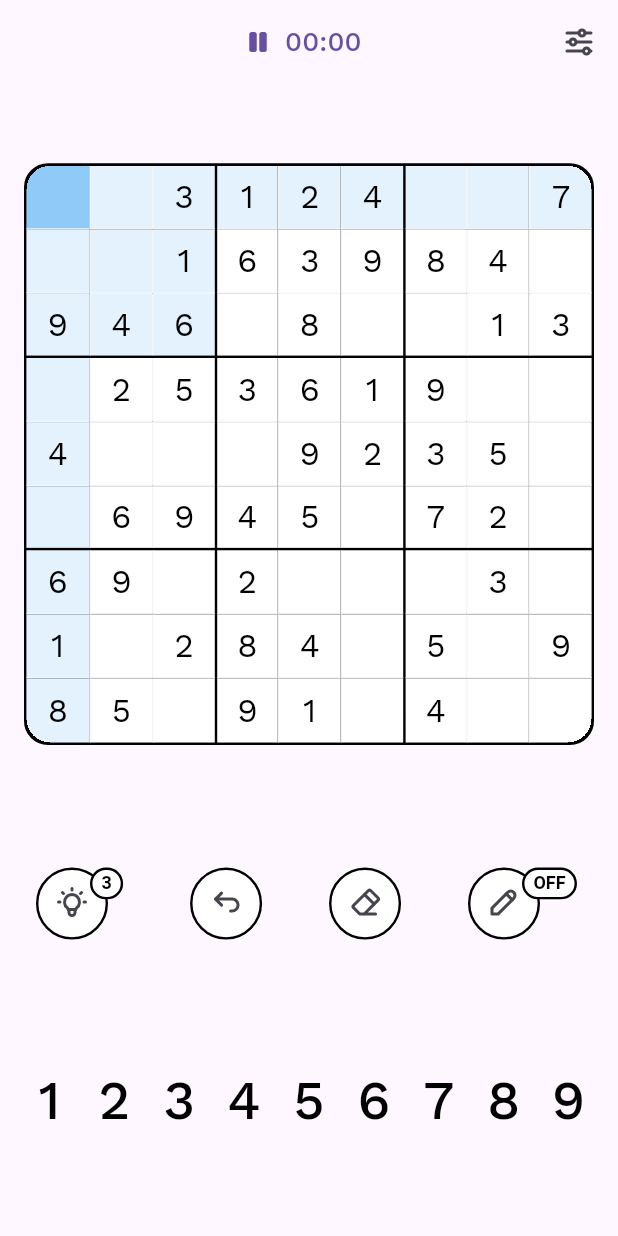
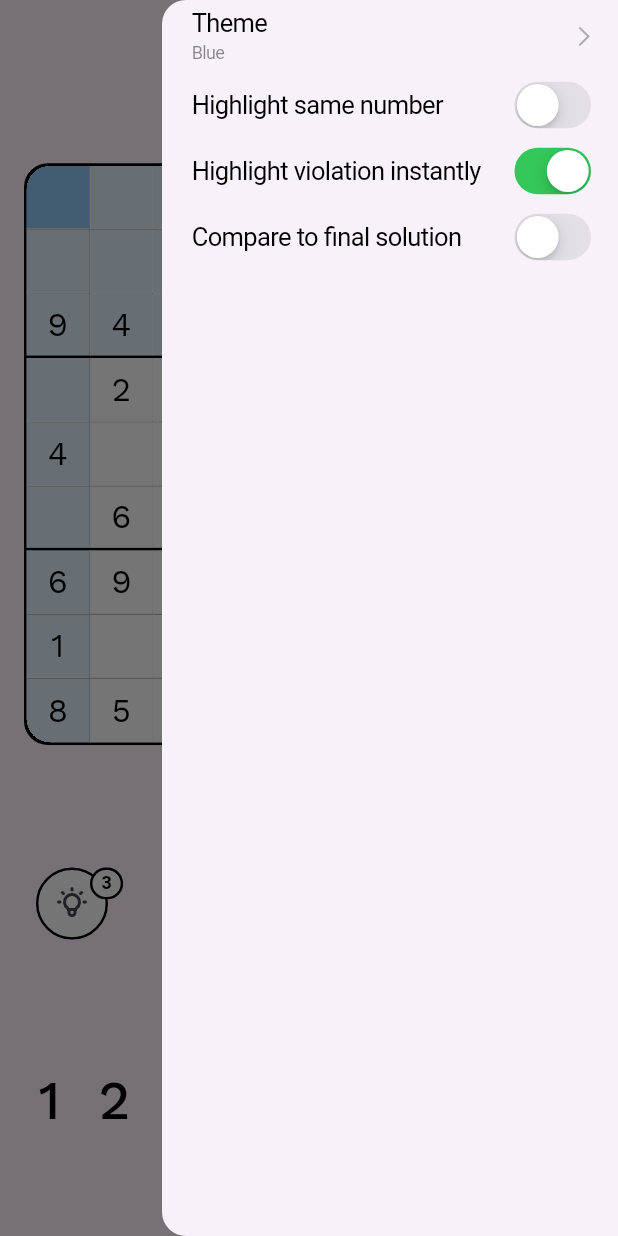
Before and after one commit to cwnuramirah/just-another-sudoku, a Flutter app: the screen it shows after launch, with the side drawer open (before the commit the screen has no drawer), on a phone screen of 412 x 824 dp. Run offline on Flutter 3.47's test engine with Material 2 defaults, Android fonts, the phone set to English and light mode, and no system bars; our stand-ins replace flutter_tabler_icons.

Commit message:
feat(ui): add OptionMenu

```diff
--- a/lib/main.dart
+++ b/lib/main.dart
@@ -1,4 +1,5 @@
 import 'package:flutter/material.dart';
+// import 'package:just_another_sudoku/ui/home_page.dart';
 import 'package:just_another_sudoku/ui/sudoku_page.dart';
 
 void main() {
--- a/lib/ui/keypad.dart
+++ b/lib/ui/keypad.dart
@@ -33,10 +33,10 @@ class Keypad extends StatelessWidget {
               style: TextButton.styleFrom(padding: EdgeInsets.zero),
               child: Text(
                 "${i + 1}",
-                style: const TextStyle(
+                style: TextStyle(
                   fontWeight: FontWeight.w500,
                   fontSize: 36.0,
-                  color: Colors.black,
+                  color: boardModel.noteToggled ? Colors.grey.shade600 : Colors.black,
                 ),
               ),
             ),
--- /dev/null
+++ b/lib/ui/option_menu.dart
@@ -0,0 +1,32 @@
+import 'package:flutter/cupertino.dart';
+// import 'package:flutter/material.dart';
+
+class OptionMenu extends StatelessWidget {
+  const OptionMenu({super.key});
+
+  @override
+  Widget build(BuildContext context) {
+    return Column(
+      mainAxisSize: MainAxisSize.min,
+      children: [
+        const CupertinoListTile(
+          title: Text("Theme"),
+          subtitle: Text("Blue"),
+          trailing: CupertinoListTileChevron(),
+        ),
+        CupertinoListTile(
+          title: const Text("Highlight same number"),
+          trailing: CupertinoSwitch(value: false, onChanged: (value) {}),
+        ),
+        CupertinoListTile(
+          title: const Text("Highlight violation instantly"),
+          trailing: CupertinoSwitch(value: true, onChanged: (value) {}),
+        ),
+        CupertinoListTile(
+          title: const Text("Compare to final solution"),
+          trailing: CupertinoSwitch(value: false, onChanged: (value) {}),
+        ),
+      ],
+    );
+  }
+}
--- a/lib/ui/sudoku_page.dart
+++ b/lib/ui/sudoku_page.dart
@@ -4,6 +4,7 @@ import 'package:just_another_sudoku/data/models/board_model.dart';
 import 'package:just_another_sudoku/data/models/cell_model.dart';
 import 'package:just_another_sudoku/logic/time_handler.dart';
 import 'package:just_another_sudoku/ui/keypad.dart';
+import 'package:just_another_sudoku/ui/option_menu.dart';
 import 'package:just_another_sudoku/ui/sudoku_board.dart';
 import 'package:just_another_sudoku/ui/timer.dart';
 import 'package:just_another_sudoku/ui/toolbar.dart';
@@ -20,13 +21,38 @@ class SudokuPage extends StatelessWidget {
         ChangeNotifierProvider(create: (context) => CellModel()),
         ChangeNotifierProvider(create: (context) => TimeHandler()),
       ],
+      child: Builder(builder: (context) {
+        final timeHandler = Provider.of<TimeHandler>(context, listen: false);
+        final boardModel = Provider.of<BoardModel>(context, listen: false);
 
-      child: Scaffold(
+        return Scaffold(
           appBar: AppBar(
             centerTitle: true,
             title: const TimerButton(),
-          actions: const [Menu()],
+            actions: [
+              Builder(
+                builder: (context) {
+                  return Menu(onPressed: () {
+                    Scaffold.of(context).openEndDrawer();
+
+                    if (timeHandler.isRunning) {
+                      timeHandler.stop();
+                      boardModel.toggleHide();
+                    }
+                  });
+                },
               ),
+            ],
+          ),
+          onEndDrawerChanged: (isOpened) {
+            if (!isOpened) {
+              if (!timeHandler.isRunning) {
+                timeHandler.start();
+                boardModel.toggleHide();
+              }
+            }
+          },
+          endDrawer: const Drawer(child: OptionMenu()),
           body: const SafeArea(
             child: Padding(
               padding: EdgeInsets.symmetric(horizontal: 16.0),
@@ -47,18 +73,21 @@ class SudokuPage extends StatelessWidget {
               ),
             ),
           ),
-      ),
+        );
+      }),
     );
   }
 }
 
 class Menu extends StatelessWidget {
-  const Menu({super.key});
+  const Menu({super.key, required this.onPressed});
+
+  final void Function()? onPressed;
 
   @override
   Widget build(BuildContext context) {
     return IconButton(
-      onPressed: () {},
+      onPressed: onPressed ?? () {},
       icon: const SizedBox(
         height: 36,
         width: 36,
```
Also changed, not shown: lib/ui/timer.dart (+12 -2 lines). Lines whose indentation alone changed are shown as unchanged.
